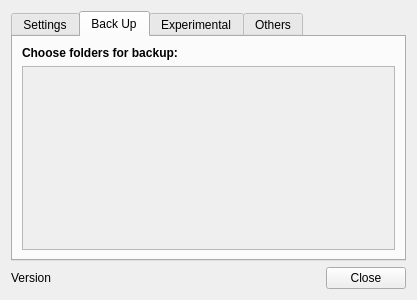
The window that src/ui/options.ui (GeovaneJefferson/timemachine) describes before a commit, drawn with Qt 5.
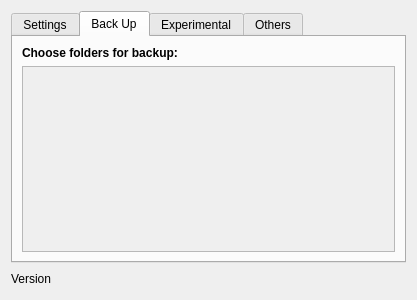
The same window after the commit. The open tabs and pages were chosen to show the change.

Patch:
```diff
--- a/src/ui/options.ui
+++ b/src/ui/options.ui
@@ -123,7 +123,7 @@
             <x>0</x>
             <y>0</y>
             <width>375</width>
-            <height>175</height>
+            <height>183</height>
            </rect>
           </property>
           <layout class="QGridLayout" name="gridLayout_4">
@@ -280,13 +280,6 @@
        </property>
       </spacer>
      </item>
-     <item alignment="Qt::AlignRight">
-      <widget class="QPushButton" name="cancel_button_options">
-       <property name="text">
-        <string>Close</string>
-       </property>
-      </widget>
-     </item>
     </layout>
    </item>
   </layout>
```
